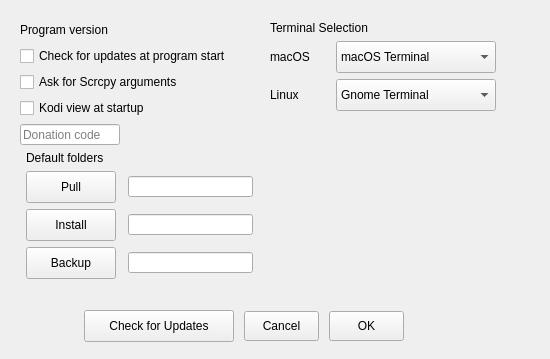
This is adbprefdialog.ui in Eliminater74/adblink as Qt 5 draws it before an edit. The edited form follows.
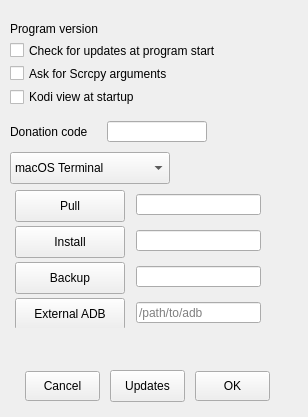
This is the edited form.

```diff
--- a/adbprefdialog.ui
+++ b/adbprefdialog.ui
@@ -6,8 +6,8 @@
    <rect>
     <x>0</x>
     <y>0</y>
-    <width>550</width>
-    <height>359</height>
+    <width>308</width>
+    <height>417</height>
    </rect>
   </property>
   <property name="windowTitle">
@@ -73,116 +73,227 @@
     </property>
    </item>
   </widget>
-  <widget class="QWidget" name="adbprefdialog_layoutWidget_3">
+  <widget class="QComboBox" name="linTerm">
    <property name="geometry">
     <rect>
-     <x>270</x>
-     <y>20</y>
-     <width>226</width>
-     <height>91</height>
+     <x>350</x>
+     <y>70</y>
+     <width>160</width>
+     <height>32</height>
+    </rect>
+   </property>
+   <property name="minimumSize">
+    <size>
+     <width>160</width>
+     <height>32</height>
+    </size>
+   </property>
+   <property name="maximumSize">
+    <size>
+     <width>160</width>
+     <height>32</height>
+    </size>
+   </property>
+   <item>
+    <property name="text">
+     <string>Gnome Terminal</string>
+    </property>
+   </item>
+   <item>
+    <property name="text">
+     <string>XFCE4 Terminal</string>
+    </property>
+   </item>
+   <item>
+    <property name="text">
+     <string>KDE Konsole</string>
+    </property>
+   </item>
+  </widget>
+  <widget class="QWidget" name="">
+   <property name="geometry">
+    <rect>
+     <x>10</x>
+     <y>190</y>
+     <width>257</width>
+     <height>138</height>
     </rect>
    </property>
    <layout class="QGridLayout" name="gridLayout">
-    <item row="0" column="0" colspan="2">
-     <widget class="QLabel" name="label_2">
+    <item row="0" column="0">
+     <widget class="QPushButton" name="downloadButton">
+      <property name="minimumSize">
+       <size>
+        <width>110</width>
+        <height>32</height>
+       </size>
+      </property>
+      <property name="maximumSize">
+       <size>
+        <width>110</width>
+        <height>32</height>
+       </size>
+      </property>
+      <property name="toolTip">
+       <string>&lt;html&gt;&lt;head/&gt;&lt;body&gt;&lt;p&gt;Default folder for pulled files&lt;/p&gt;&lt;/body&gt;&lt;/html&gt;</string>
+      </property>
       <property name="text">
-       <string>Terminal Selection</string>
+       <string>Pull</string>
+      </property>
+      <property name="autoDefault">
+       <bool>false</bool>
+      </property>
+     </widget>
+    </item>
+    <item row="0" column="1">
+     <widget class="QLineEdit" name="dfilepath">
+      <property name="minimumSize">
+       <size>
+        <width>125</width>
+        <height>21</height>
+       </size>
+      </property>
+      <property name="maximumSize">
+       <size>
+        <width>125</width>
+        <height>21</height>
+       </size>
+      </property>
+      <property name="toolTip">
+       <string>&lt;html&gt;&lt;head/&gt;&lt;body&gt;&lt;p&gt;Default location for pulled files. This can be overridden via the device record.&lt;/p&gt;&lt;/body&gt;&lt;/html&gt;</string>
       </property>
      </widget>
     </item>
     <item row="1" column="0">
-     <widget class="QLabel" name="versionLabel_2">
+     <widget class="QPushButton" name="installButton">
       <property name="minimumSize">
        <size>
-        <width>60</width>
-        <height>16</height>
+        <width>110</width>
+        <height>32</height>
        </size>
       </property>
       <property name="maximumSize">
        <size>
-        <width>60</width>
-        <height>16</height>
+        <width>110</width>
+        <height>32</height>
        </size>
       </property>
       <property name="text">
-       <string>macOS</string>
+       <string>Install</string>
+      </property>
+      <property name="autoDefault">
+       <bool>false</bool>
       </property>
      </widget>
     </item>
     <item row="1" column="1">
-     <widget class="QComboBox" name="macTerm">
+     <widget class="QLineEdit" name="ifilepath">
       <property name="minimumSize">
        <size>
-        <width>160</width>
-        <height>32</height>
+        <width>125</width>
+        <height>21</height>
        </size>
       </property>
       <property name="maximumSize">
        <size>
-        <width>160</width>
-        <height>32</height>
+        <width>125</width>
+        <height>21</height>
        </size>
       </property>
-      <item>
-       <property name="text">
-        <string>macOS Terminal</string>
-       </property>
-      </item>
-      <item>
-       <property name="text">
-        <string>iTerm2 Terminal</string>
-       </property>
-      </item>
+      <property name="toolTip">
+       <string>&lt;html&gt;&lt;head/&gt;&lt;body&gt;&lt;p&gt;Default location for APK files&lt;/p&gt;&lt;/body&gt;&lt;/html&gt;</string>
+      </property>
      </widget>
     </item>
     <item row="2" column="0">
-     <widget class="QLabel" name="versionLabel_3">
+     <widget class="QPushButton" name="backupButton">
       <property name="minimumSize">
        <size>
-        <width>60</width>
-        <height>16</height>
+        <width>110</width>
+        <height>32</height>
        </size>
       </property>
       <property name="maximumSize">
        <size>
-        <width>60</width>
-        <height>16</height>
+        <width>110</width>
+        <height>32</height>
        </size>
       </property>
       <property name="text">
-       <string>Linux</string>
+       <string>Backup</string>
+      </property>
+      <property name="autoDefault">
+       <bool>false</bool>
       </property>
      </widget>
     </item>
     <item row="2" column="1">
-     <widget class="QComboBox" name="linTerm">
+     <widget class="QLineEdit" name="bfilepath">
       <property name="minimumSize">
        <size>
-        <width>160</width>
+        <width>125</width>
+        <height>21</height>
+       </size>
+      </property>
+      <property name="maximumSize">
+       <size>
+        <width>125</width>
+        <height>21</height>
+       </size>
+      </property>
+      <property name="toolTip">
+       <string>&lt;html&gt;&lt;head/&gt;&lt;body&gt;&lt;p&gt;Default location for backups&lt;/p&gt;&lt;/body&gt;&lt;/html&gt;</string>
+      </property>
+     </widget>
+    </item>
+    <item row="3" column="0">
+     <widget class="QPushButton" name="adbButton">
+      <property name="minimumSize">
+       <size>
+        <width>110</width>
         <height>32</height>
        </size>
       </property>
       <property name="maximumSize">
        <size>
-        <width>160</width>
+        <width>110</width>
         <height>32</height>
        </size>
       </property>
-      <item>
-       <property name="text">
-        <string>Gnome Terminal</string>
-       </property>
-      </item>
-      <item>
-       <property name="text">
-        <string>XFCE4 Terminal</string>
-       </property>
-      </item>
-      <item>
-       <property name="text">
-        <string>KDE Konsole</string>
-       </property>
-      </item>
+      <property name="toolTip">
+       <string>&lt;html&gt;&lt;head/&gt;&lt;body&gt;&lt;p&gt;Custom ADB. Leave this field blank to use adblink's included adb&lt;/p&gt;&lt;/body&gt;&lt;/html&gt;</string>
+      </property>
+      <property name="text">
+       <string>External ADB</string>
+      </property>
+      <property name="autoDefault">
+       <bool>false</bool>
+      </property>
+     </widget>
+    </item>
+    <item row="3" column="1">
+     <widget class="QLineEdit" name="localadb">
+      <property name="minimumSize">
+       <size>
+        <width>125</width>
+        <height>21</height>
+       </size>
+      </property>
+      <property name="maximumSize">
+       <size>
+        <width>125</width>
+        <height>21</height>
+       </size>
+      </property>
+      <property name="toolTip">
+       <string>&lt;html&gt;&lt;head/&gt;&lt;body&gt;&lt;p&gt;Custom ADB. Leave this field blank to use adblink's included adb&lt;/p&gt;&lt;/body&gt;&lt;/html&gt;</string>
+      </property>
+      <property name="text">
+       <string/>
+      </property>
+      <property name="placeholderText">
+       <string>/path/to/adb</string>
+      </property>
      </widget>
     </item>
    </layout>
@@ -190,35 +301,123 @@
   <widget class="QWidget" name="">
    <property name="geometry">
     <rect>
-     <x>80</x>
-     <y>310</y>
-     <width>330</width>
-     <height>32</height>
+     <x>10</x>
+     <y>120</y>
+     <width>197</width>
+     <height>23</height>
     </rect>
    </property>
    <layout class="QHBoxLayout" name="horizontalLayout">
     <item>
-     <widget class="QPushButton" name="checkButton">
+     <widget class="QLabel" name="label">
+      <property name="text">
+       <string>Donation code</string>
+      </property>
+     </widget>
+    </item>
+    <item>
+     <widget class="QLineEdit" name="donation">
       <property name="minimumSize">
        <size>
-        <width>150</width>
-        <height>32</height>
+        <width>100</width>
+        <height>21</height>
        </size>
       </property>
       <property name="maximumSize">
        <size>
-        <width>150</width>
-        <height>32</height>
+        <width>100</width>
+        <height>21</height>
        </size>
       </property>
+      <property name="placeholderText">
+       <string/>
+      </property>
+     </widget>
+    </item>
+   </layout>
+  </widget>
+  <widget class="QWidget" name="">
+   <property name="geometry">
+    <rect>
+     <x>10</x>
+     <y>22</y>
+     <width>235</width>
+     <height>84</height>
+    </rect>
+   </property>
+   <layout class="QVBoxLayout" name="verticalLayout">
+    <item>
+     <widget class="QLabel" name="versionLabel">
       <property name="text">
-       <string>Check for Updates</string>
+       <string>Program version</string>
       </property>
-      <property name="autoDefault">
-       <bool>false</bool>
+     </widget>
+    </item>
+    <item>
+     <widget class="QCheckBox" name="versioncheck">
+      <property name="text">
+       <string>Check for updates at program start</string>
       </property>
      </widget>
     </item>
+    <item>
+     <widget class="QCheckBox" name="scrcpyargs">
+      <property name="text">
+       <string>Ask for Scrcpy arguments</string>
+      </property>
+     </widget>
+    </item>
+    <item>
+     <widget class="QCheckBox" name="startview">
+      <property name="text">
+       <string>Kodi view at startup</string>
+      </property>
+     </widget>
+    </item>
+   </layout>
+  </widget>
+  <widget class="QComboBox" name="macTerm">
+   <property name="geometry">
+    <rect>
+     <x>10</x>
+     <y>152</y>
+     <width>160</width>
+     <height>32</height>
+    </rect>
+   </property>
+   <property name="minimumSize">
+    <size>
+     <width>160</width>
+     <height>32</height>
+    </size>
+   </property>
+   <property name="maximumSize">
+    <size>
+     <width>160</width>
+     <height>32</height>
+    </size>
+   </property>
+   <item>
+    <property name="text">
+     <string>macOS Terminal</string>
+    </property>
+   </item>
+   <item>
+    <property name="text">
+     <string>iTerm2 Terminal</string>
+    </property>
+   </item>
+  </widget>
+  <widget class="QWidget" name="">
+   <property name="geometry">
+    <rect>
+     <x>21</x>
+     <y>370</y>
+     <width>255</width>
+     <height>32</height>
+    </rect>
+   </property>
+   <layout class="QHBoxLayout" name="horizontalLayout_2">
     <item>
      <widget class="QPushButton" name="cancelButton">
       <property name="minimumSize">
@@ -241,6 +440,28 @@
       </property>
      </widget>
     </item>
+    <item>
+     <widget class="QPushButton" name="checkButton">
+      <property name="minimumSize">
+       <size>
+        <width>75</width>
+        <height>32</height>
+       </size>
+      </property>
+      <property name="maximumSize">
+       <size>
+        <width>75</width>
+        <height>32</height>
+       </size>
+      </property>
+      <property name="text">
+       <string>Updates</string>
+      </property>
+      <property name="autoDefault">
+       <bool>false</bool>
+      </property>
+     </widget>
+    </item>
     <item>
      <widget class="QPushButton" name="okButton">
       <property name="minimumSize">
@@ -265,212 +486,6 @@
     </item>
    </layout>
   </widget>
-  <widget class="QWidget" name="">
-   <property name="geometry">
-    <rect>
-     <x>20</x>
-     <y>20</y>
-     <width>239</width>
-     <height>259</height>
-    </rect>
-   </property>
-   <layout class="QVBoxLayout" name="verticalLayout_2">
-    <item>
-     <widget class="QLabel" name="versionLabel">
-      <property name="text">
-       <string>Program version</string>
-      </property>
-     </widget>
-    </item>
-    <item>
-     <layout class="QVBoxLayout" name="verticalLayout">
-      <item>
-       <widget class="QCheckBox" name="versioncheck">
-        <property name="text">
-         <string>Check for updates at program start</string>
-        </property>
-       </widget>
-      </item>
-      <item>
-       <widget class="QCheckBox" name="scrcpyargs">
-        <property name="text">
-         <string>Ask for Scrcpy arguments</string>
-        </property>
-       </widget>
-      </item>
-      <item>
-       <widget class="QCheckBox" name="startview">
-        <property name="text">
-         <string>Kodi view at startup</string>
-        </property>
-       </widget>
-      </item>
-     </layout>
-    </item>
-    <item>
-     <widget class="QLineEdit" name="donation">
-      <property name="minimumSize">
-       <size>
-        <width>100</width>
-        <height>21</height>
-       </size>
-      </property>
-      <property name="maximumSize">
-       <size>
-        <width>100</width>
-        <height>21</height>
-       </size>
-      </property>
-      <property name="placeholderText">
-       <string>Donation code</string>
-      </property>
-     </widget>
-    </item>
-    <item>
-     <layout class="QGridLayout" name="gridLayout_2">
-      <item row="0" column="0">
-       <widget class="QLabel" name="directoriesLabel">
-        <property name="text">
-         <string>Default folders</string>
-        </property>
-       </widget>
-      </item>
-      <item row="1" column="0">
-       <widget class="QPushButton" name="downloadButton">
-        <property name="minimumSize">
-         <size>
-          <width>90</width>
-          <height>32</height>
-         </size>
-        </property>
-        <property name="maximumSize">
-         <size>
-          <width>90</width>
-          <height>32</height>
-         </size>
-        </property>
-        <property name="toolTip">
-         <string>&lt;html&gt;&lt;head/&gt;&lt;body&gt;&lt;p&gt;Default folder for pulled files&lt;/p&gt;&lt;/body&gt;&lt;/html&gt;</string>
-        </property>
-        <property name="text">
-         <string>Pull</string>
-        </property>
-        <property name="autoDefault">
-         <bool>false</bool>
-        </property>
-       </widget>
-      </item>
-      <item row="1" column="1">
-       <widget class="QLineEdit" name="dfilepath">
-        <property name="minimumSize">
-         <size>
-          <width>125</width>
-          <height>21</height>
-         </size>
-        </property>
-        <property name="maximumSize">
-         <size>
-          <width>125</width>
-          <height>21</height>
-         </size>
-        </property>
-        <property name="toolTip">
-         <string>Pulled files are put in this folder</string>
-        </property>
-       </widget>
-      </item>
-      <item row="2" column="0">
-       <widget class="QPushButton" name="installButton">
-        <property name="minimumSize">
-         <size>
-          <width>90</width>
-          <height>32</height>
-         </size>
-        </property>
-        <property name="maximumSize">
-         <size>
-          <width>90</width>
-          <height>32</height>
-         </size>
-        </property>
-        <property name="toolTip">
-         <string>&lt;html&gt;&lt;head/&gt;&lt;body&gt;&lt;p&gt;Default folder for APK files&lt;/p&gt;&lt;/body&gt;&lt;/html&gt;</string>
-        </property>
-        <property name="text">
-         <string>Install</string>
-        </property>
-        <property name="autoDefault">
-         <bool>false</bool>
-        </property>
-       </widget>
-      </item>
-      <item row="2" column="1">
-       <widget class="QLineEdit" name="ifilepath">
-        <property name="minimumSize">
-         <size>
-          <width>125</width>
-          <height>21</height>
-         </size>
-        </property>
-        <property name="maximumSize">
-         <size>
-          <width>125</width>
-          <height>21</height>
-         </size>
-        </property>
-        <property name="toolTip">
-         <string>Pulled files are put in this folder</string>
-        </property>
-       </widget>
-      </item>
-      <item row="3" column="0">
-       <widget class="QPushButton" name="backupButton">
-        <property name="minimumSize">
-         <size>
-          <width>90</width>
-          <height>32</height>
-         </size>
-        </property>
-        <property name="maximumSize">
-         <size>
-          <width>90</width>
-          <height>32</height>
-         </size>
-        </property>
-        <property name="toolTip">
-         <string>&lt;html&gt;&lt;head/&gt;&lt;body&gt;&lt;p&gt;Default folder for backup sets&lt;/p&gt;&lt;/body&gt;&lt;/html&gt;</string>
-        </property>
-        <property name="text">
-         <string>Backup</string>
-        </property>
-        <property name="autoDefault">
-         <bool>false</bool>
-        </property>
-       </widget>
-      </item>
-      <item row="3" column="1">
-       <widget class="QLineEdit" name="bfilepath">
-        <property name="minimumSize">
-         <size>
-          <width>125</width>
-          <height>21</height>
-         </size>
-        </property>
-        <property name="maximumSize">
-         <size>
-          <width>125</width>
-          <height>21</height>
-         </size>
-        </property>
-        <property name="toolTip">
-         <string>Pulled files are put in this folder</string>
-        </property>
-       </widget>
-      </item>
-     </layout>
-    </item>
-   </layout>
-  </widget>
  </widget>
  <resources/>
  <connections>
```
Left out of the diff: 6 changed lines with no effect on the pictures.
